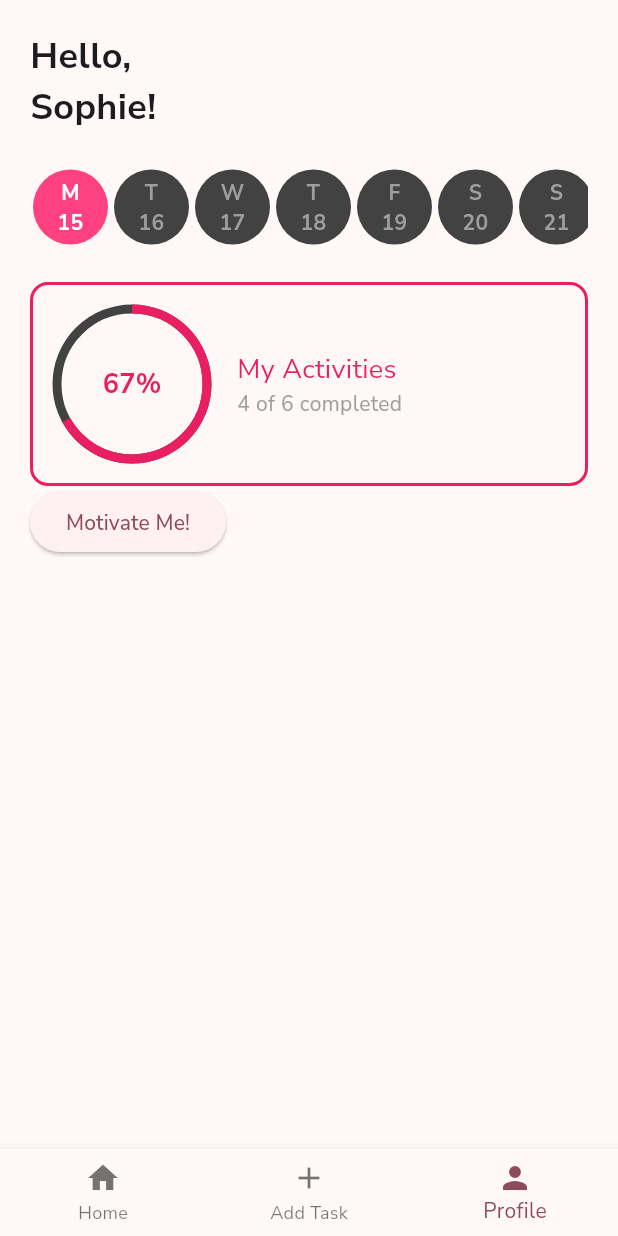
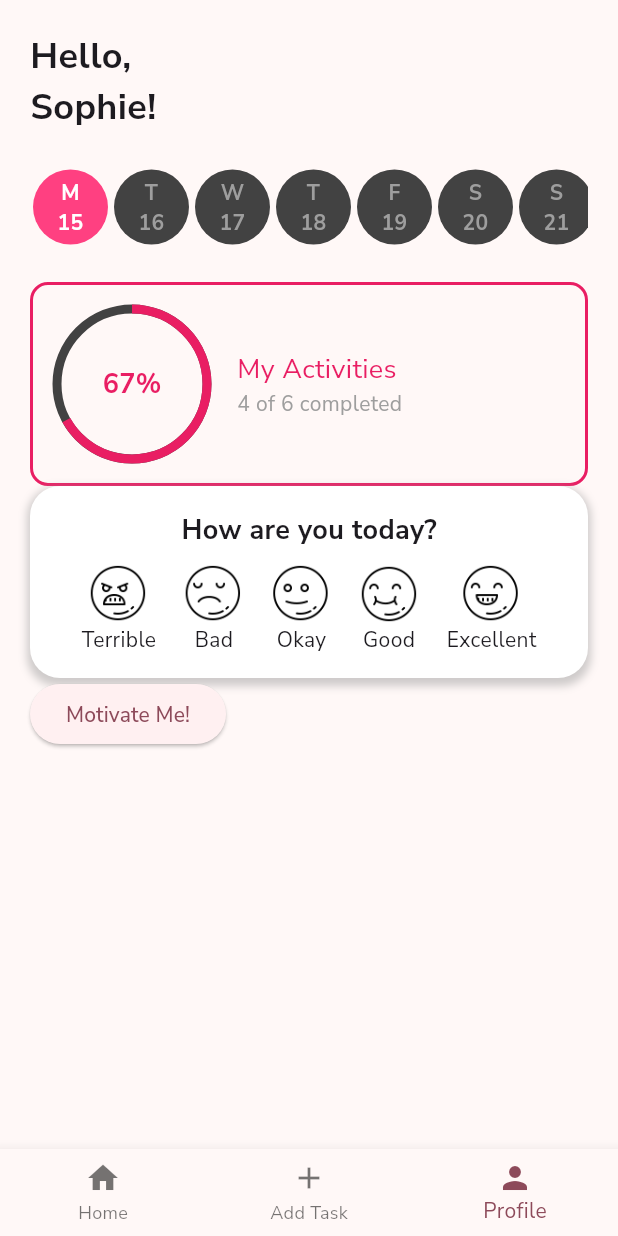
Before and after one commit to csa67/ProdPal, a Flutter app: the screen it shows after launch, item 3 of the bottom bar chosen, on a phone screen of 412 x 824 dp. Run offline on Flutter 3.47's test engine with Material 3 defaults, Android fonts, the light colour scheme and no system bars; our stand-ins replace google_fonts, sqflite; accounts and stored records are empty.

Commit message:
Added mood tracker

```diff
--- /dev/null
+++ b/lib/MoodTrackerWidget.dart
@@ -0,0 +1,66 @@
+import 'package:flutter/material.dart';
+import 'package:hci/model/Mood.dart';
+
+class MoodTrackerWidget extends StatefulWidget {
+  @override
+  _MoodTrackerWidgetState createState() => _MoodTrackerWidgetState();
+}
+
+class _MoodTrackerWidgetState extends State<MoodTrackerWidget> {
+  int? _selectedMoodIndex; // Index of the selected mood
+
+  @override
+  Widget build(BuildContext context) {
+    return Container(
+      padding: const EdgeInsets.all(16),
+      decoration: BoxDecoration(
+        color: Colors.white,
+        borderRadius: BorderRadius.circular(20),
+        boxShadow: [
+          BoxShadow(
+            color: Colors.grey.withOpacity(0.5),
+            spreadRadius: 2,
+            blurRadius: 4,
+            offset: const Offset(0, 3),
+          ),
+        ],
+      ),
+      child: Column(
+        mainAxisSize: MainAxisSize.min,
+        children: [
+          const Text(
+            'How are you today?',
+            style: TextStyle(
+              fontSize: 18,
+              fontWeight: FontWeight.bold,
+            ),
+          ),
+          const SizedBox(height: 10),
+          Row(
+            mainAxisAlignment: MainAxisAlignment.spaceEvenly,
+            children: List.generate(moods.length, (index) {
+              return GestureDetector(
+                onTap: () {
+                  setState(() {
+                    _selectedMoodIndex = index;
+                  });
+                },
+                child: Column(
+                  children: [
+                    Image.asset(
+                      _selectedMoodIndex == index
+                          ? moods[index].emojiColorPath
+                          : moods[index].emojiGreyPath,
+                      width: 40,
+                    ),
+                    Text(moods[index].label),
+                  ],
+                ),
+              );
+            }),
+          ),
+        ],
+      ),
+    );
+  }
+}
--- a/lib/StatsPage.dart
+++ b/lib/StatsPage.dart
@@ -1,4 +1,5 @@
 import 'package:flutter/material.dart';
+import 'package:hci/MoodTrackerWidget.dart';
 import 'package:intl/intl.dart';
 import 'package:hci/MotivationScreen.dart';
 
@@ -28,6 +29,7 @@ class StatsPage extends StatelessWidget {
             const SizedBox(height: 20),
             // Activity progress indicator
             const ActivityProgressIndicator(),
+            MoodTrackerWidget(),
             ElevatedButton(
               onPressed: () {
                 Navigator.of(context).push(MaterialPageRoute(builder: (context) => QuoteScreen()));
--- a/lib/database/db.dart
+++ b/lib/database/db.dart
@@ -75,6 +75,12 @@ class DatabaseHelper {
     });
   }
 
+  // Future<List<Task>> getCompletedTasks(bool isDone) async{
+  //   final db = await database;
+  //
+  //   final List<Map<>
+  // }
+
 
   // Future<List<Task>> getTasks() async {
   //   final db = await database;
--- /dev/null
+++ b/lib/model/Mood.dart
@@ -0,0 +1,15 @@
+class Mood {
+  final String label;
+  final String emojiGreyPath;
+  final String emojiColorPath;
+
+  Mood(this.label, this.emojiGreyPath, this.emojiColorPath);
+}
+
+final List<Mood> moods = [
+  Mood('Terrible', 'assets/terrible_grey.png', 'assets/terrible_color.png'),
+  Mood('Bad', 'assets/bad_grey.png', 'assets/bad_color.png'),
+  Mood('Okay', 'assets/okay_grey.png', 'assets/okay_color.png'),
+  Mood('Good', 'assets/good_grey.png', 'assets/good_color.png'),
+  Mood('Excellent', 'assets/ex_grey.png', 'assets/ex_color.png'),
+];
```
Also changed, not shown: pubspec.yaml (+14 -0 lines), assets/bad_color.png (added), assets/bad_grey.png (added), assets/ex_color.png (added), assets/ex_grey.png (added), assets/good_color.png (added), assets/good_grey.png (added), assets/okay_color.png (added), assets/okay_grey.png (added), assets/terrible_color.png (added), assets/terrible_grey.png (added), pubspec.lock.
